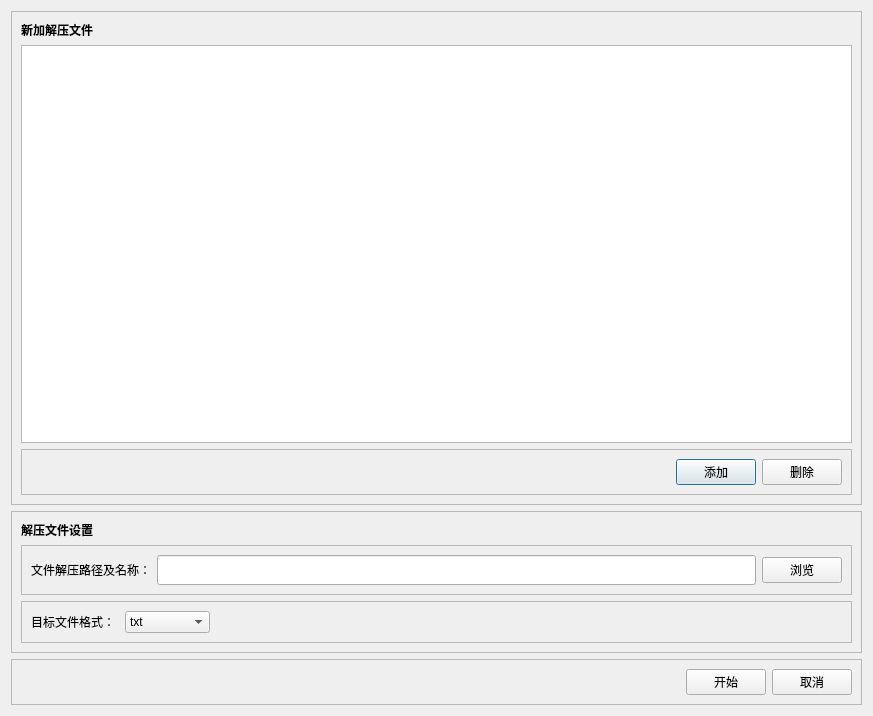
Before: the Qt Designer form QTHuffman_Compress/decomdialog.ui in 1234-bai/Huffman_Compress, drawn with Qt 5.
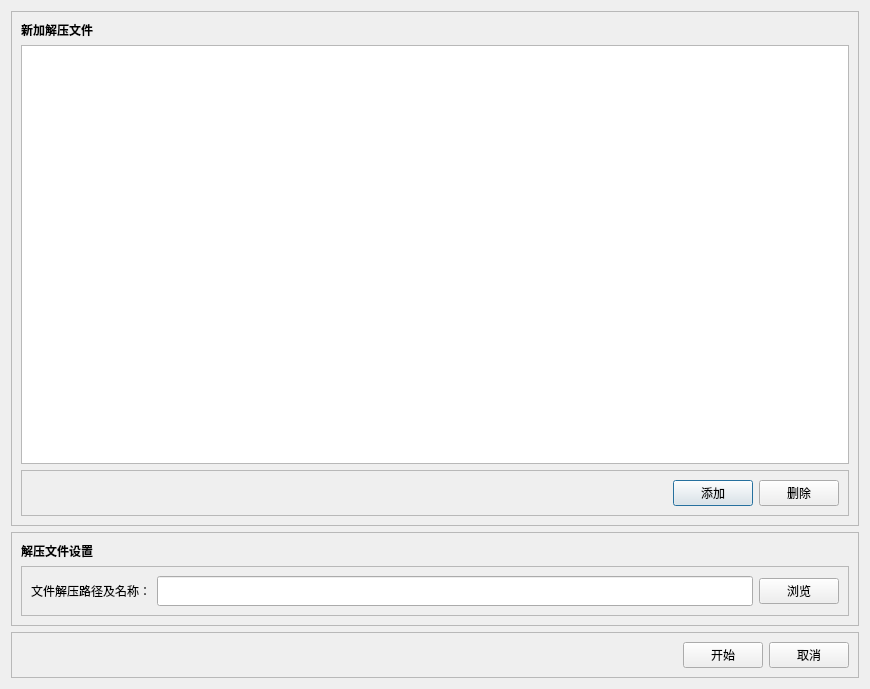
After: the same form once the commit is applied.

Diff of the .ui file:
```diff
--- a/QTHuffman_Compress/decomdialog.ui
+++ b/QTHuffman_Compress/decomdialog.ui
@@ -6,8 +6,8 @@
    <rect>
     <x>0</x>
     <y>0</y>
-    <width>873</width>
-    <height>716</height>
+    <width>870</width>
+    <height>689</height>
    </rect>
   </property>
   <property name="windowTitle">
@@ -144,6 +144,19 @@
       <enum>QFrame::Raised</enum>
      </property>
      <layout class="QGridLayout" name="gridLayout_4">
+      <item row="0" column="0">
+       <widget class="QLabel" name="label_6">
+        <property name="font">
+         <font>
+          <weight>75</weight>
+          <bold>true</bold>
+         </font>
+        </property>
+        <property name="text">
+         <string>解压文件设置</string>
+        </property>
+       </widget>
+      </item>
       <item row="1" column="0">
        <widget class="QFrame" name="frame_8">
         <property name="frameShape">
@@ -189,77 +202,6 @@
         </layout>
        </widget>
       </item>
-      <item row="0" column="0">
-       <widget class="QLabel" name="label_6">
-        <property name="font">
-         <font>
-          <weight>75</weight>
-          <bold>true</bold>
-         </font>
-        </property>
-        <property name="text">
-         <string>解压文件设置</string>
-        </property>
-       </widget>
-      </item>
-      <item row="2" column="0">
-       <widget class="QFrame" name="frame_9">
-        <property name="frameShape">
-         <enum>QFrame::StyledPanel</enum>
-        </property>
-        <property name="frameShadow">
-         <enum>QFrame::Raised</enum>
-        </property>
-        <layout class="QGridLayout" name="gridLayout_5">
-         <item row="0" column="2">
-          <spacer name="horizontalSpacer_5">
-           <property name="orientation">
-            <enum>Qt::Horizontal</enum>
-           </property>
-           <property name="sizeHint" stdset="0">
-            <size>
-             <width>105</width>
-             <height>20</height>
-            </size>
-           </property>
-          </spacer>
-         </item>
-         <item row="0" column="0">
-          <widget class="QLabel" name="label_7">
-           <property name="minimumSize">
-            <size>
-             <width>60</width>
-             <height>0</height>
-            </size>
-           </property>
-           <property name="text">
-            <string>目标文件格式： </string>
-           </property>
-          </widget>
-         </item>
-         <item row="0" column="1">
-          <widget class="QComboBox" name="comboBox">
-           <property name="minimumSize">
-            <size>
-             <width>85</width>
-             <height>0</height>
-            </size>
-           </property>
-           <item>
-            <property name="text">
-             <string>txt</string>
-            </property>
-           </item>
-           <item>
-            <property name="text">
-             <string>bmp</string>
-            </property>
-           </item>
-          </widget>
-         </item>
-        </layout>
-       </widget>
-      </item>
      </layout>
     </widget>
    </item>
```
